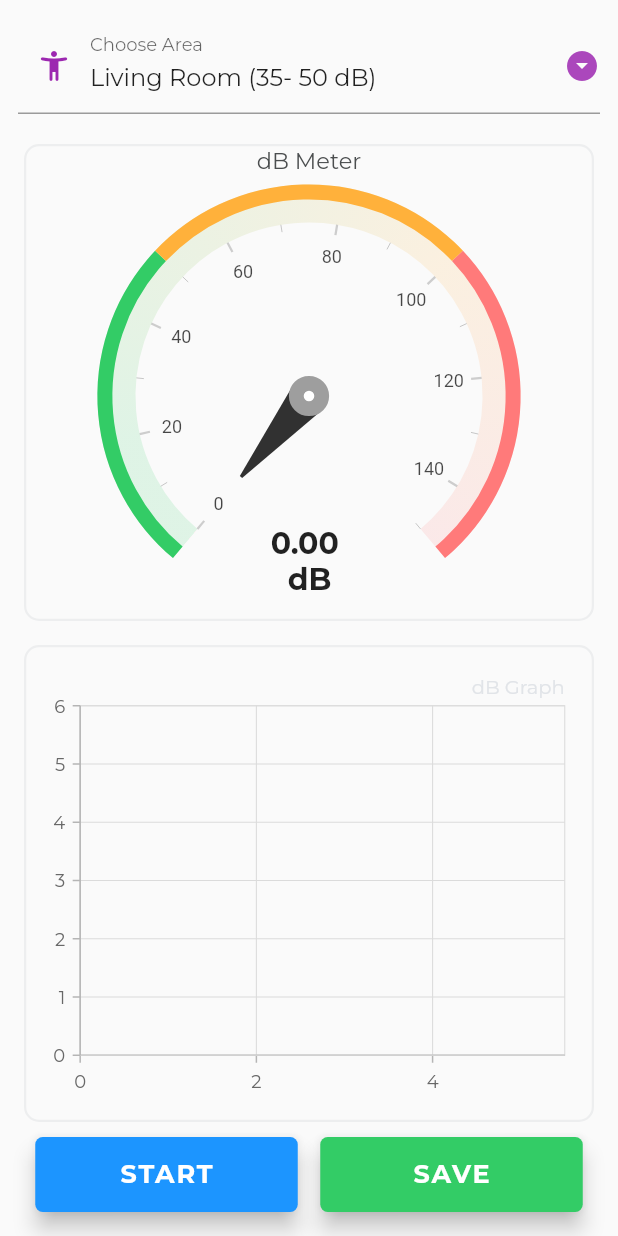
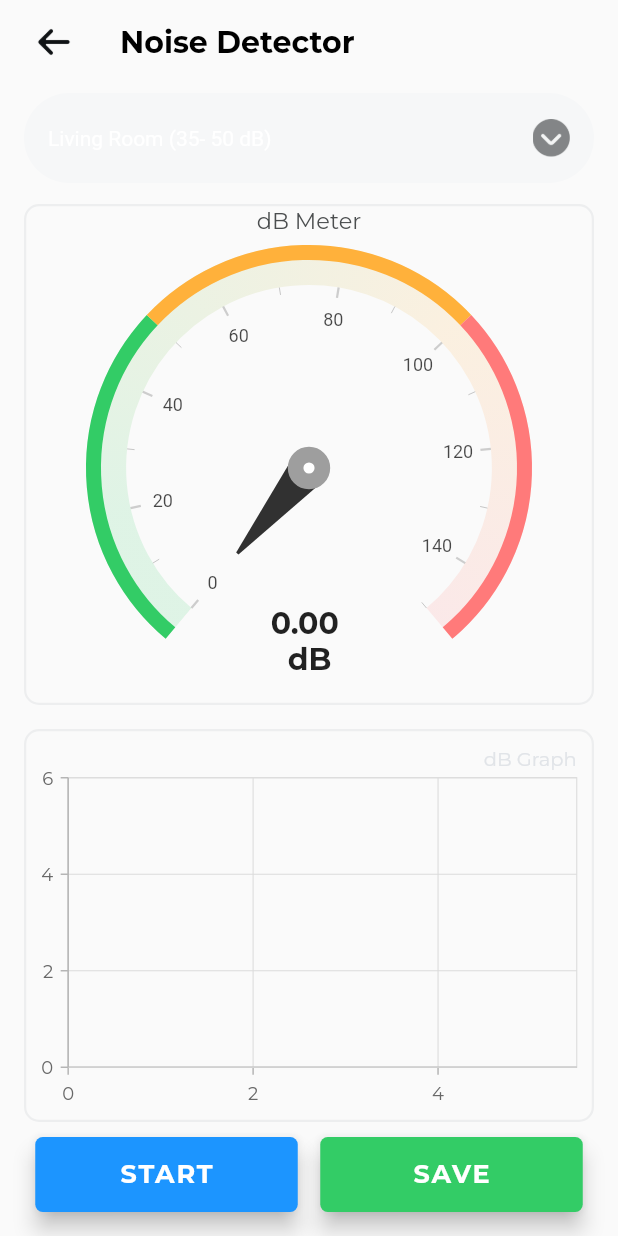
Before and after one commit to jay2607-cmd/Audio-sound-Decibal-Meter, a Flutter app: the screen it shows after launch, after a tap on "Noise", on a phone screen of 412 x 824 dp. Run offline on Flutter 3.47's test engine with Material 2 defaults, Android fonts, the phone set to English and light mode, and no system bars; drawn by our look-alikes of syncfusion_flutter_gauges; our stand-ins replace audioplayers, camera, google_fonts, hive, hive_flutter, image_gallery_saver and 5 more; missing offline and left inert: flutter_audio_recorder2, noise_meter; accounts and stored records are empty.

Commit message:
UI day 2, Home screen done, Noise detector screen almost done , DropDownView Reamining

```diff
--- a/lib/logic/dB_Chart.dart
+++ b/lib/logic/dB_Chart.dart
@@ -21,8 +21,6 @@ class DBChart extends StatelessWidget {
           borderRadius: BorderRadius.circular(10),
           border: Border.all(color: Color(0xFFEDEEEF), width: 1.5),
         ),
-        child: Padding(
-          padding: const EdgeInsets.all(8.0),
         child: SfCartesianChart(
           title: ChartTitle(
               text: 'dB Graph',
@@ -56,7 +54,6 @@ class DBChart extends StatelessWidget {
           ],
         ),
       ),
-      ),
     );
   }
 }
--- a/lib/logic/dB_Data.dart
+++ b/lib/logic/dB_Data.dart
@@ -144,6 +144,30 @@ class NoiseAppState extends State<NoiseApp> with WidgetsBindingObserver {
     }
     return Container(
       child: Scaffold(
+        appBar: AppBar(
+          backgroundColor: Colors.transparent,
+          elevation: 0,
+          leading: Padding(
+            padding: const EdgeInsets.only(left: 16.0),
+            child: IconButton(
+              icon: Image.asset(
+                'assets/images/back.png',
+                height: 28,
+                width: 28,
+              ),
+              onPressed: () {
+                Navigator.pop(context);
+              },
+            ),
+          ),
+          title: Padding(
+            padding: const EdgeInsets.only(left: 8.0),
+            child: Text(
+              "Noise Detector",
+              style: kAppbarStyle,
+            ),
+          ),
+        ),
         floatingActionButtonLocation: FloatingActionButtonLocation.centerFloat,
         floatingActionButton: Row(
           mainAxisAlignment: MainAxisAlignment.center,
@@ -161,9 +185,6 @@ class NoiseAppState extends State<NoiseApp> with WidgetsBindingObserver {
                     style: kButtonTextStyle,
                   ),
                   onPressed: isRecording ? stop : start,
-                  // icon: !isRecording
-                  //     ? const Icon(Icons.not_started_sharp)
-                  //     : const Icon(Icons.stop_circle_sharp),
                   backgroundColor:
                       isRecording ? Color(0xFFFF5959) : Color(0xFF1C95FF),
                 ),
@@ -210,13 +231,16 @@ class NoiseAppState extends State<NoiseApp> with WidgetsBindingObserver {
           crossAxisAlignment: CrossAxisAlignment.center,
           children: [
             Padding(
-              padding: const EdgeInsets.all(12.0),
-              child: buildDropdownButtonFormField(),
+              padding: const EdgeInsets.only(
+                  left: 16.0, right: 16, top: 6, bottom: 6),
+              child: Container(
+                  decoration: BoxDecoration(
+                      borderRadius: BorderRadius.circular(40),
+                      color: Color(0xFFF6F7F8)),
+                  child: buildDropdownButtonFormField()),
             ),
 
-            Expanded(
-                // Radial Gauge
-                child: dBMeter(maxDB)),
+            Container(height: 350, child: dBMeter(maxDB)),
 
             // depicts Mean dB
             // Row(
@@ -233,9 +257,7 @@ class NoiseAppState extends State<NoiseApp> with WidgetsBindingObserver {
             // ),
 
             // Chart according the noise meter
-            Expanded(
-              child: DBChart(chartData: chartData),
-            ),
+            Expanded(child: DBChart(chartData: chartData)),
 
             // space between chart and floatingActionButton
             const SizedBox(
@@ -247,9 +269,13 @@ class NoiseAppState extends State<NoiseApp> with WidgetsBindingObserver {
     );
   }
 
-  DropdownButtonFormField<String> buildDropdownButtonFormField() {
-    return DropdownButtonFormField(
-      value: selectedValue,
+  Padding buildDropdownButtonFormField() {
+    return Padding(
+      padding: const EdgeInsets.symmetric(horizontal: 16.0, vertical: 6),
+      child: DropdownButtonHideUnderline(
+         child: DropdownButton(
+           isExpanded: true,
+           value: selectedValue, style: TextStyle(),
            items: areaTypeList
                .map((e) => DropdownMenuItem(
              value: e,
@@ -263,15 +289,13 @@ class NoiseAppState extends State<NoiseApp> with WidgetsBindingObserver {
                },
              );
            },
-      icon: Icon(Icons.arrow_drop_down_circle, color: Colors.purple.shade400),
-      dropdownColor: Colors.deepPurple.shade50,
-      decoration: InputDecoration(
-        labelText: "Choose Area",
-        prefixIcon: Icon(
-          Icons.accessibility_new_rounded,
-          color: Colors.purple.shade500,
+           icon: Image.asset("assets/images/down.png", height: 25, width: 25,),
       ),
-        border: UnderlineInputBorder(),
+        // dropdownColor: Color(0xFFF6F7F8),
+        // decoration: InputDecoration(
+        //     // labelText: "Choose Area",
+        //     // border: UnderlineInputBorder(),
+        //     ),
       ),
     );
   }
--- a/lib/screens/home_screen.dart
+++ b/lib/screens/home_screen.dart
@@ -15,76 +15,84 @@ class HomeScreen extends StatelessWidget {
   Widget build(BuildContext context) {
     return SafeArea(
       child: Scaffold(
-        body: Padding(
-          padding: const EdgeInsets.symmetric(horizontal: 20, vertical: 15),
+        body: Container(
+          child: Padding(
+            padding: const EdgeInsets.symmetric(horizontal: 20, vertical: 20),
             child: Column(
               children: [
                 Container(
                   decoration: BoxDecoration(
                       borderRadius: BorderRadius.circular(15),
                       color: Color(0xffF0F1F2),
-                  image: DecorationImage(image: AssetImage("assets/images/bg.png"),fit: BoxFit.cover
-                  )
-                ),
-
+                      image: DecorationImage(
+                          image: AssetImage("assets/images/bg.png"),
+                          fit: BoxFit.cover)),
                   child: Column(
-                  mainAxisAlignment: MainAxisAlignment.center,
+                    // mainAxisAlignment: MainAxisAlignment.center,
                     children: [
                       Row(
-                      mainAxisAlignment: MainAxisAlignment.spaceAround,
+                        mainAxisAlignment: MainAxisAlignment.spaceEvenly,
+                        crossAxisAlignment: CrossAxisAlignment.center,
                         children: [
                           Container(
                             decoration: BoxDecoration(
                               borderRadius: BorderRadius.circular(10),
                               color: Colors.white,
                             ),
-                          child: Padding(
-                            padding: const EdgeInsets.all(8.0),
                             child: Image.asset(
                               "assets/images/d1.png",
-                              height: 60,
-                              width: 50,
+                              height: 80,
+                              width: 80,
                               fit: BoxFit.contain,
-                            ),
                             ),
                           ),
                           Image.asset(
                             "assets/images/appname.png",
-                          height: 150,
+                            height: 70,
                             width: 150,
                             fit: BoxFit.contain,
                           ),
                           Container(
+                            margin: EdgeInsets.only(top: 13, bottom: 8),
                             decoration: BoxDecoration(
                               borderRadius: BorderRadius.circular(30),
                               color: Colors.white,
                             ),
                             child: Padding(
-                            padding: const EdgeInsets.all(8.0),
+                              padding: const EdgeInsets.all(5.0),
                               child: Column(
                                 children: [
                                   Image.asset("assets/images/info.png",
-                                    height: 35, width: 30, fit: BoxFit.contain),
-                                SizedBox(height: 7,),
+                                      height: 35,
+                                      width: 30,
+                                      fit: BoxFit.contain),
+                                  SizedBox(
+                                    height: 7,
+                                  ),
                                   Image.asset("assets/images/ads.png",
-                                    height: 35, width: 30, fit: BoxFit.contain),
+                                      height: 35,
+                                      width: 30,
+                                      fit: BoxFit.contain),
                                 ],
                               ),
                             ),
                           )
                         ],
                       ),
-                    Divider(color: Color(0xFFDCDFE3),
+                      Divider(
+                        color: Color(0xFFDCDFE3),
                         thickness: 2,
                         indent: Checkbox.width,
                         endIndent: Checkbox.width,
                       ),
                       GridView.count(
+                        childAspectRatio: 4 / 3,
                         shrinkWrap: true,
                         primary: false,
-                      padding: const EdgeInsets.all(20),
-                      crossAxisSpacing: 10,
-                      mainAxisSpacing: 10,
+                        padding: const EdgeInsets.only(
+                            left: 18, top: 7.5, bottom: 15, right: 18),
+                        crossAxisSpacing: 18,
+                        mainAxisSpacing: 16,
                         crossAxisCount: 2,
                         children: <Widget>[
                           ReusableGridView(
@@ -97,20 +105,23 @@ class HomeScreen extends StatelessWidget {
                             className: SaveMain.history(),
                             label1: "Noise",
                             label2: "History",
-                          imgPath: "assets/images/b2.png",),
+                            imgPath: "assets/images/b2.png",
+                          ),
                           ReusableGridView(
                             className: RecorderHomeView(
                               title: 'Recorder',
                             ),
                             label1: "Voice",
                             label2: "Recorder",
-                             imgPath: "assets/images/b3.png",),
+                            imgPath: "assets/images/b3.png",
+                          ),
                           ReusableGridView(
                             className: CameraHome(
                                 cameras: cameras, logError: logError),
                             label1: "Noise",
                             label2: "From My Files",
-                          imgPath: "assets/images/b4.png",),
+                            imgPath: "assets/images/b4.png",
+                          ),
                         ],
                       ),
                     ],
@@ -120,6 +131,7 @@ class HomeScreen extends StatelessWidget {
             ),
           ),
         ),
+      ),
     );
   }
 }
--- a/lib/screens/views/reusable_grid_view.dart
+++ b/lib/screens/views/reusable_grid_view.dart
@@ -26,31 +26,55 @@ class ReusableGridView extends StatelessWidget {
       },
       child: Container(
         decoration: BoxDecoration(
-          borderRadius: BorderRadius.circular(10),
+          borderRadius: BorderRadius.circular(8),
           color: const Color(0xFFF8F9F9),
         ),
-        padding: const EdgeInsets.symmetric(horizontal: 10, vertical: 0),
-        child: Column(
-          mainAxisAlignment: MainAxisAlignment.center,
+        padding: const EdgeInsets.only(
+          left: 10,
+          right: 10,
+          top: 10,
+          bottom: 10,
+        ),
+        child: Stack(
+          // mainAxisAlignment: MainAxisAlignment.start,
           children: [
             Row(
-              mainAxisAlignment: MainAxisAlignment.start,
+              // mainAxisAlignment: MainAxisAlignment.start,
               children: [
-                Image.asset(imgPath,height: 75, width: 75, fit: BoxFit.contain,)
+                Padding(
+                  padding: const EdgeInsets.only(top: 2.0),
+                  child: Image.asset(
+                    imgPath,
+                    height: 70,
+                    width: 70,
+                    fit: BoxFit.contain,
+                  ),
+                ),
               ],
             ),
-            Row(
-              mainAxisAlignment: MainAxisAlignment.end,
-              children: [
-                Column(
-                  crossAxisAlignment: CrossAxisAlignment.end,
-                  children: [
-                    Text(label1!),
-                    SizedBox(height: 10,),
-                    Text(label2!,style: TextStyle(fontWeight: FontWeight.bold),),
-                  ],
-                ),
-              ],
+            SizedBox.shrink(),
+            Padding(
+              padding: const EdgeInsets.only(top: 50.0),
+              child: Row(
+                mainAxisAlignment: MainAxisAlignment.end,
+                children: [
+                  // alignment: Alignment.center,
+                  Column(
+                    crossAxisAlignment: CrossAxisAlignment.end,
+                    mainAxisAlignment: MainAxisAlignment.center,
+                    children: [
+                      Text(label1!),
+                      SizedBox(
+                        height: 3,
+                      ),
+                      Text(
+                        label2!,
+                        style: TextStyle(fontWeight: FontWeight.bold),
+                      ),
+                    ],
+                  ),
+                ],
+              ),
             ),
           ],
         ),
--- a/lib/utils/constants.dart
+++ b/lib/utils/constants.dart
@@ -14,6 +14,8 @@ const kBackgroundColor = TextStyle(
   color: Color(0xffF0F1F2),
 );
 
+const kAppbarStyle = TextStyle(color: Colors.black, fontWeight: FontWeight.bold);
+
 const kButtonTextStyle = TextStyle(fontSize: 17,fontWeight: FontWeight.bold);
 
 const Color kContainerColor = Color(0XFF1D1E33);
```
Lines whose indentation alone changed are shown as unchanged.
